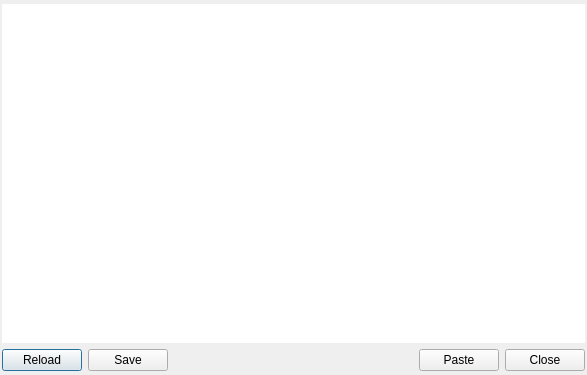
The window that python/console/console_history_dlg.ui (qgis/QGIS) describes before a commit, drawn with Qt 5.
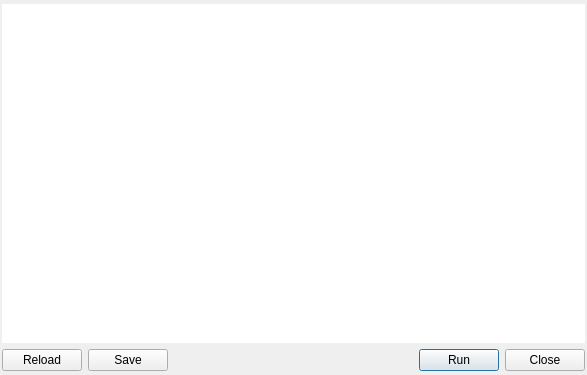
The same window after the commit.

Commit message: [pyqgis-console] set focus to run button in history dialog and renaming label to run button

Diff of the .ui file:
```diff
--- a/python/console/console_history_dlg.ui
+++ b/python/console/console_history_dlg.ui
@@ -31,6 +31,9 @@
      <property name="text">
       <string>Reload</string>
      </property>
+     <property name="autoDefault">
+      <bool>false</bool>
+     </property>
     </widget>
    </item>
    <item row="1" column="1">
@@ -61,7 +64,13 @@
      <item>
       <widget class="QPushButton" name="pasteHistory">
        <property name="text">
-        <string>Paste</string>
+        <string>Run</string>
+       </property>
+       <property name="autoDefault">
+        <bool>false</bool>
+       </property>
+       <property name="default">
+        <bool>true</bool>
        </property>
       </widget>
      </item>
```
Left out of the diff: 10 changed lines with no effect on the pictures. The commit also changes 1 other file.
